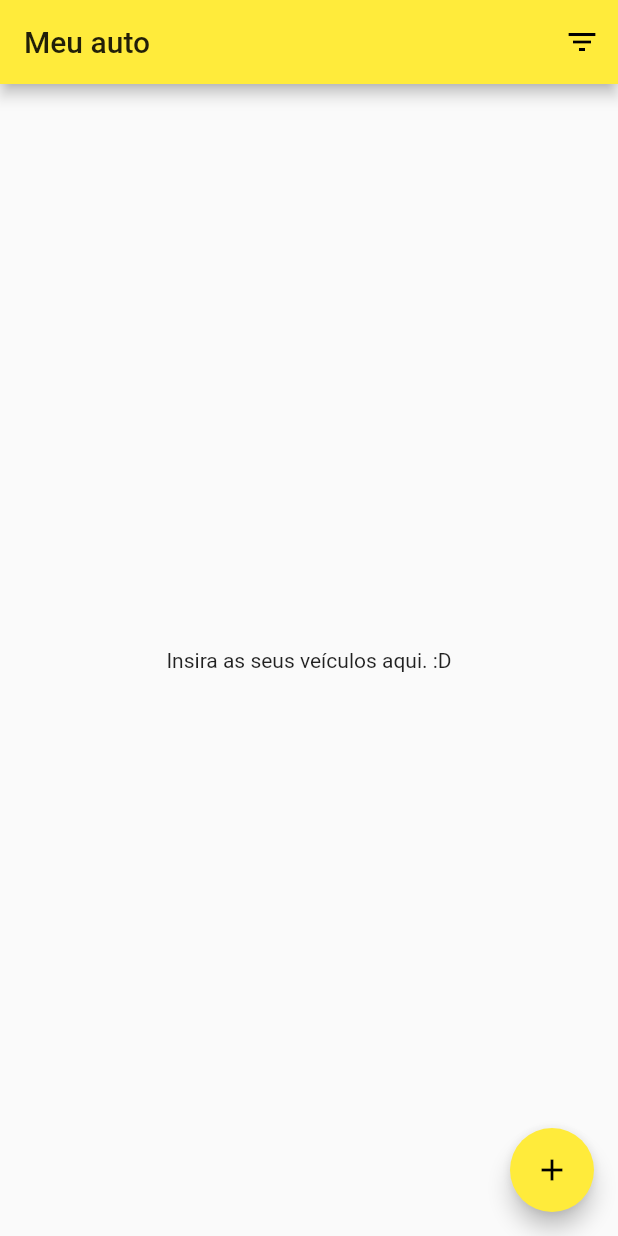
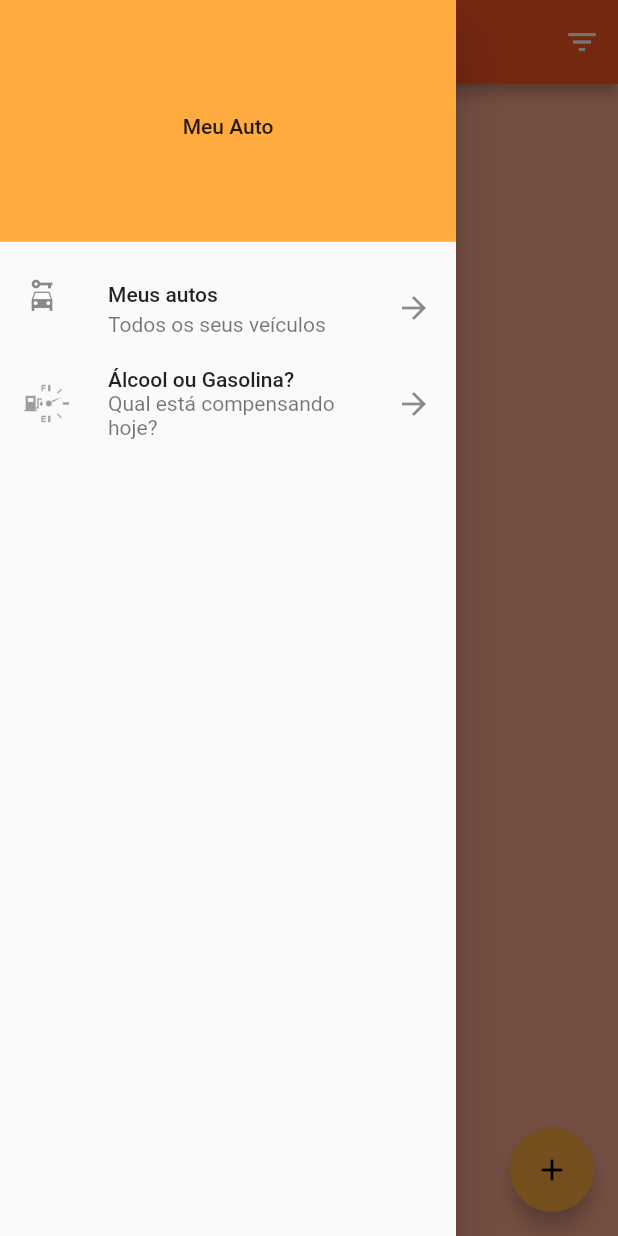
Before and after one commit to WillianKirsch/FlutterKnow, a Flutter app: the screen it shows after launch, with the side drawer open (before the commit the screen has no drawer), on a phone screen of 412 x 824 dp. Run offline on Flutter 3.47's test engine with Material 2 defaults, Android fonts, the phone set to English and light mode, and no system bars; our stand-ins replace flutter_masked_text, shared_preferences.

Commit message:
Wip álcool gas

```diff
--- a/Cursos/balta.io/meuauto/lib/main.dart
+++ b/Cursos/balta.io/meuauto/lib/main.dart
@@ -1,5 +1,5 @@
 import 'package:flutter/material.dart';
-import 'package:meu_auto/inicio_page.dart';
+import 'package:meu_auto/pages/veiculos_page.dart';
 
 void main() {
   runApp(MyApp());
@@ -9,14 +9,18 @@ class MyApp extends StatelessWidget {
   @override
   Widget build(BuildContext context) {
     return MaterialApp(
-      title: 'Meu auto',
+      title: 'Meus autos',
       debugShowCheckedModeBanner:
           false, // Flag para mostrar ou não que está em ambiente de debug
       theme: ThemeData(
-        primarySwatch: Colors.yellow,
-        visualDensity: VisualDensity.adaptivePlatformDensity,
-      ),
-      home: InicioPage(titulo: 'Meu auto'),
+          primarySwatch: Colors.deepOrange,
+          backgroundColor: Colors.deepOrange[200],
+          accentColor: Colors.orangeAccent,
+          visualDensity: VisualDensity.adaptivePlatformDensity,
+          iconTheme: IconThemeData(
+            color: Colors.grey,
+          )),
+      home: VeiculosPage(),
     );
   }
 }
--- a/Cursos/balta.io/meuauto/lib/inicio_page.dart
+++ b/Cursos/balta.io/meuauto/lib/pages/veiculos_page.dart
@@ -4,22 +4,25 @@ import 'package:flutter/foundation.dart';
 import 'package:flutter/material.dart';
 import 'package:flutter/services.dart';
 import 'package:meu_auto/models/veiculo.model.dart';
+import 'package:meu_auto/widgets/flk_appbar.dart';
 import 'package:shared_preferences/shared_preferences.dart';
 
 var veiculos = new List<Veiculo>();
 
-class InicioPage extends StatefulWidget {
-  InicioPage({Key key, this.titulo}) : super(key: key) {
+class VeiculosPage extends StatefulWidget {
+  VeiculosPage({Key key}) : super(key: key) {
     veiculos = [];
   }
 
-  final String titulo;
+  final String titulo = 'Meus autos';
 
   @override
-  _InicioPageState createState() => _InicioPageState();
+  _VeiculosPageState createState() => _VeiculosPageState();
 }
 
-class _InicioPageState extends State<InicioPage> {
+class _VeiculosPageState extends State<VeiculosPage> {
+  final _scaffoldKey = new GlobalKey<ScaffoldState>();
+
   @override
   void initState() {
     super.initState();
@@ -29,9 +32,12 @@ class _InicioPageState extends State<InicioPage> {
   @override
   Widget build(BuildContext inicioContext) {
     return Scaffold(
-      appBar: AppBar(
-        title: Text(widget.titulo),
-        //leading: Icon(Icons.menu),
+      key: _scaffoldKey,
+      backgroundColor: Theme.of(context).backgroundColor,
+      drawer: FlkDrawer(),
+      appBar: FlkAppBar(
+        widget.titulo,
+        scaffoldKey: _scaffoldKey,
         actions: <Widget>[
           IconButton(
             icon: Icon(Icons.filter_list),
--- /dev/null
+++ b/Cursos/balta.io/meuauto/lib/widgets/flk_appbar.dart
@@ -0,0 +1,71 @@
+import 'package:flutter/material.dart';
+import 'package:meu_auto/pages/alcool_gasolina.dart';
+import 'package:meu_auto/pages/veiculos_page.dart';
+
+class FlkAppBar extends StatelessWidget implements PreferredSizeWidget {
+  final String titulo;
+  final List<Widget> actions;
+  final GlobalKey<ScaffoldState> scaffoldKey;
+  FlkAppBar(this.titulo, {@required this.scaffoldKey, this.actions});
+
+  @override
+  Widget build(BuildContext context) {
+    return AppBar(
+      title: Text(titulo),
+      leading: IconButton(
+        icon: Icon(Icons.menu),
+        tooltip: 'Menu',
+        onPressed: () => scaffoldKey.currentState.openDrawer(),
+      ),
+      actions: actions,
+    );
+  }
+
+  @override
+  Size get preferredSize => Size.fromHeight(kToolbarHeight);
+}
+
+class FlkDrawer extends StatelessWidget {
+  @override
+  Widget build(BuildContext context) {
+    return Drawer(
+        child: ListView(
+      children: <Widget>[
+        DrawerHeader(
+          child: Center(child: Text('Meu Auto')),
+          decoration: BoxDecoration(
+            color: Theme.of(context).accentColor,
+          ),
+        ),
+        ListTile(
+          leading: Icon(Icons.car_rental),
+          title: Text("Meus autos"),
+          subtitle: Text("Todos os seus veículos"),
+          trailing: Icon(Icons.arrow_forward),
+          onTap: () {
+            Navigator.push(
+                context,
+                MaterialPageRoute(
+                    builder: (BuildContext context) => VeiculosPage()));
+          },
+        ),
+        ListTile(
+          leading: Image.asset(
+            "assets/images/aog-white.png",
+            color: Theme.of(context).iconTheme.color,
+            height: 30,
+          ),
+          title: Text("Álcool ou Gasolina?"),
+          subtitle: Text("Qual está compensando hoje?"),
+          trailing: Icon(Icons.arrow_forward),
+          onTap: () {
+            Navigator.push(
+                context,
+                MaterialPageRoute(
+                    builder: (BuildContext context) => AlcoolGasolina()));
+          },
+        )
+      ],
+    ));
+  }
+}
```
Also changed, not shown: Cursos/balta.io/meuauto/lib/pages/alcool_gasolina.dart (added, +79 -0 lines), Cursos/balta.io/meuauto/lib/widgets/flk_input_label.dart (added, +57 -0 lines), Cursos/balta.io/meuauto/pubspec.yaml (+16 -18 lines), Cursos/balta.io/meuauto/assets/fonts/BigShouldersDisplay-Light.ttf (added), Cursos/balta.io/meuauto/assets/images/aog-white.png (added).
